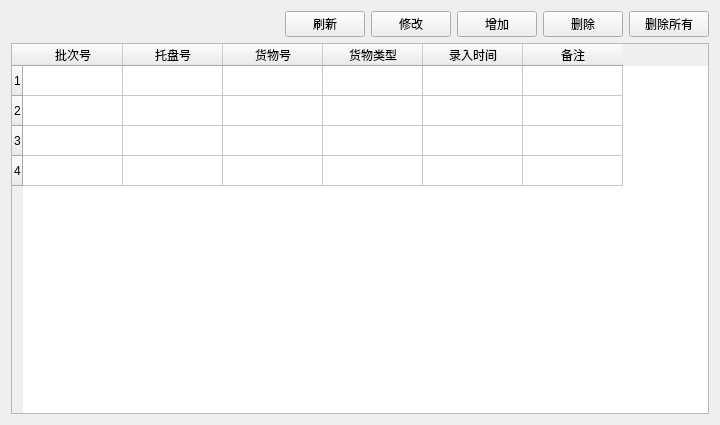
Qt form maintaindata.ui (kangwenyun/batch_acquisition_system_qt_before) before a commit.
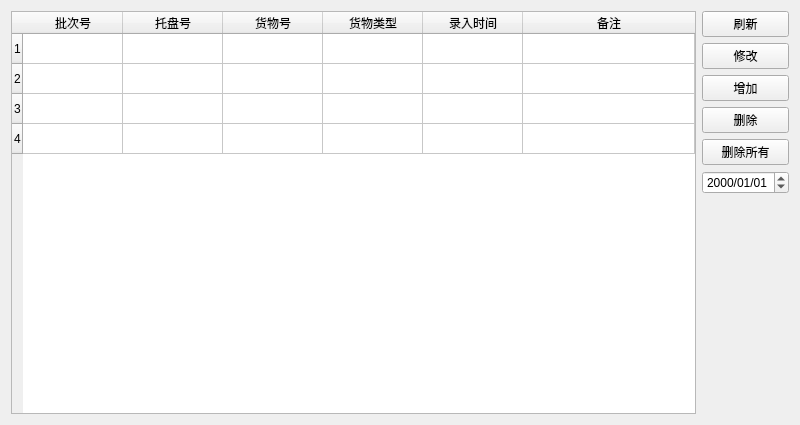
The same form after that commit.

Commit message: 数据居中, 时间控件更换,无用页面删除等细节处理

```diff
--- a/maintaindata.ui
+++ b/maintaindata.ui
@@ -6,72 +6,28 @@
    <rect>
     <x>0</x>
     <y>0</y>
-    <width>720</width>
+    <width>800</width>
     <height>425</height>
    </rect>
   </property>
+  <property name="minimumSize">
+   <size>
+    <width>800</width>
+    <height>0</height>
+   </size>
+  </property>
   <property name="windowTitle">
    <string>货物数据维护</string>
   </property>
-  <layout class="QVBoxLayout" name="verticalLayout_2">
-   <item>
-    <layout class="QVBoxLayout" name="verticalLayout">
-     <item>
-      <layout class="QHBoxLayout" name="horizontalLayout">
-       <item>
-        <spacer name="horizontalSpacer">
-         <property name="orientation">
-          <enum>Qt::Horizontal</enum>
-         </property>
-         <property name="sizeHint" stdset="0">
-          <size>
-           <width>138</width>
-           <height>20</height>
-          </size>
-         </property>
-        </spacer>
-       </item>
-       <item>
-        <widget class="QPushButton" name="data_refresh">
-         <property name="text">
-          <string>刷新</string>
-         </property>
-        </widget>
-       </item>
-       <item>
-        <widget class="QPushButton" name="data_change">
-         <property name="text">
-          <string>修改</string>
-         </property>
-        </widget>
-       </item>
-       <item>
-        <widget class="QPushButton" name="data_add">
-         <property name="text">
-          <string>增加</string>
-         </property>
-        </widget>
-       </item>
-       <item>
-        <widget class="QPushButton" name="data_delete">
-         <property name="text">
-          <string>删除</string>
-         </property>
-        </widget>
-       </item>
-       <item>
-        <widget class="QPushButton" name="data_deleteAll">
-         <property name="text">
-          <string>删除所有</string>
-         </property>
-        </widget>
-       </item>
-      </layout>
-     </item>
-    </layout>
-   </item>
+  <layout class="QHBoxLayout" name="horizontalLayout">
    <item>
     <widget class="QTableWidget" name="tableWidget">
+     <property name="editTriggers">
+      <set>QAbstractItemView::NoEditTriggers</set>
+     </property>
+     <attribute name="horizontalHeaderStretchLastSection">
+      <bool>true</bool>
+     </attribute>
      <row>
       <property name="text">
        <string>1</string>
@@ -149,6 +105,65 @@
      </item>
     </widget>
    </item>
+   <item>
+    <layout class="QVBoxLayout" name="verticalLayout_3">
+     <item>
+      <widget class="QPushButton" name="data_refresh">
+       <property name="text">
+        <string>刷新</string>
+       </property>
+      </widget>
+     </item>
+     <item>
+      <widget class="QPushButton" name="data_change">
+       <property name="text">
+        <string>修改</string>
+       </property>
+      </widget>
+     </item>
+     <item>
+      <widget class="QPushButton" name="data_add">
+       <property name="text">
+        <string>增加</string>
+       </property>
+      </widget>
+     </item>
+     <item>
+      <widget class="QPushButton" name="data_delete">
+       <property name="text">
+        <string>删除</string>
+       </property>
+      </widget>
+     </item>
+     <item>
+      <widget class="QPushButton" name="data_deleteAll">
+       <property name="text">
+        <string>删除所有</string>
+       </property>
+      </widget>
+     </item>
+     <item>
+      <widget class="QDateEdit" name="dateEdit">
+       <property name="displayFormat">
+        <string>yyyy/MM/dd</string>
+       </property>
+      </widget>
+     </item>
+     <item>
+      <spacer name="verticalSpacer">
+       <property name="orientation">
+        <enum>Qt::Vertical</enum>
+       </property>
+       <property name="sizeHint" stdset="0">
+        <size>
+         <width>20</width>
+         <height>40</height>
+        </size>
+       </property>
+      </spacer>
+     </item>
+    </layout>
+   </item>
   </layout>
  </widget>
  <resources/>
```
Left out of the diff: 2 changed lines with no effect on the pictures. The commit also changes 28 other files.
